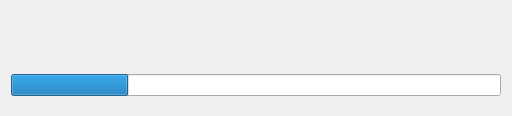
This is src/gui/splashscreen.ui in CZDanol/StrawLumen as Qt 5 draws it before an edit. The edited form follows.
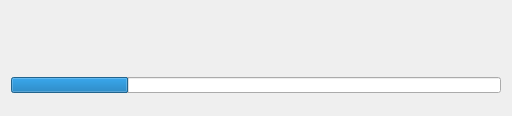
This is the edited form. The open tabs and pages were chosen to show the change.

```diff
--- a/src/gui/splashscreen.ui
+++ b/src/gui/splashscreen.ui
@@ -61,6 +61,12 @@
        </property>
        <item>
         <widget class="QProgressBar" name="pbProgress">
+         <property name="maximumSize">
+          <size>
+           <width>16777215</width>
+           <height>16</height>
+          </size>
+         </property>
          <property name="value">
           <number>24</number>
          </property>
```
Left out of the diff: 2 changed lines with no effect on the pictures.
